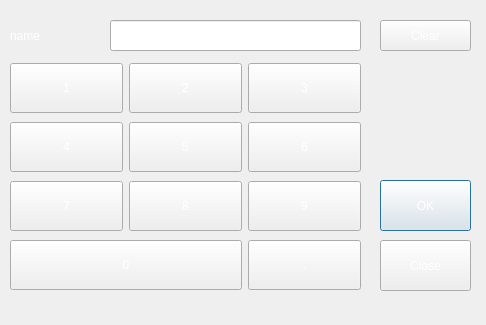
Qt form dialog_pad.ui (oxiaom/arm_sine) before a commit.
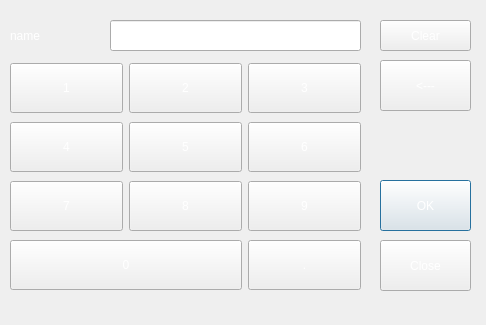
The same form after that commit. Icons and pictures are not drawn.

```diff
--- a/dialog_pad.ui
+++ b/dialog_pad.ui
@@ -320,6 +320,24 @@
     <string/>
    </property>
   </widget>
+  <widget class="QPushButton" name="pushButton_14">
+   <property name="geometry">
+    <rect>
+     <x>380</x>
+     <y>60</y>
+     <width>91</width>
+     <height>51</height>
+    </rect>
+   </property>
+   <property name="styleSheet">
+    <string notr="true">border-image: url(:/K6.png);
+color: rgb(255, 255, 255);
+font: 75 14pt &quot;Aharoni&quot;;</string>
+   </property>
+   <property name="text">
+    <string>&lt;---</string>
+   </property>
+  </widget>
  </widget>
  <resources/>
  <connections/>
```
